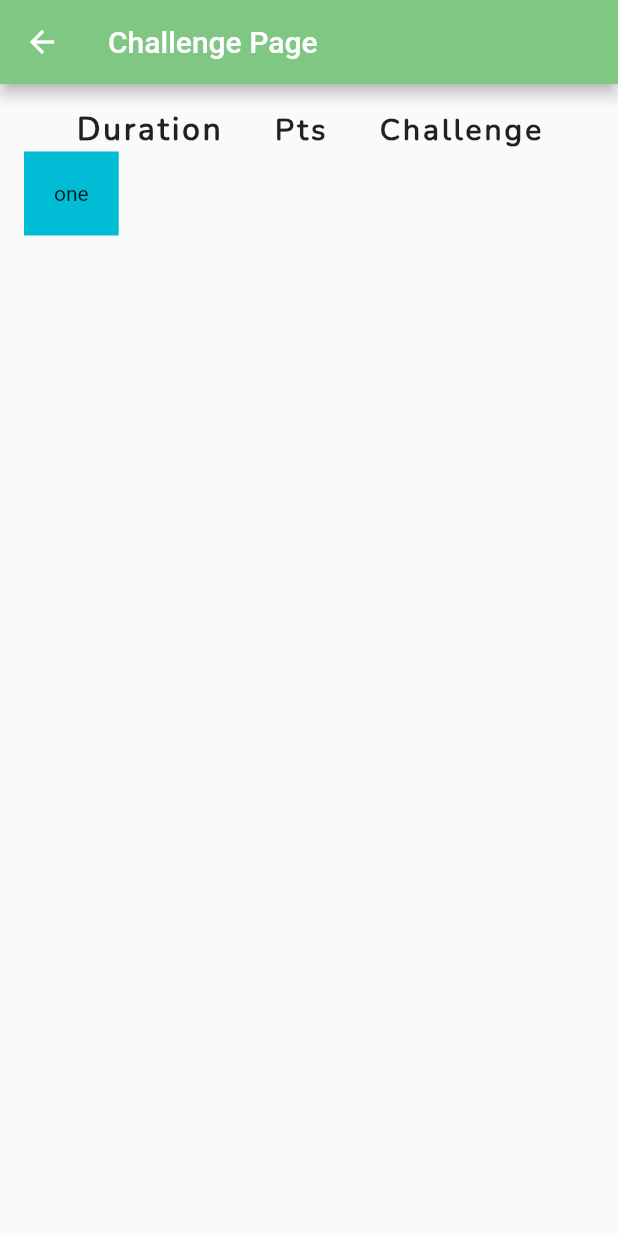
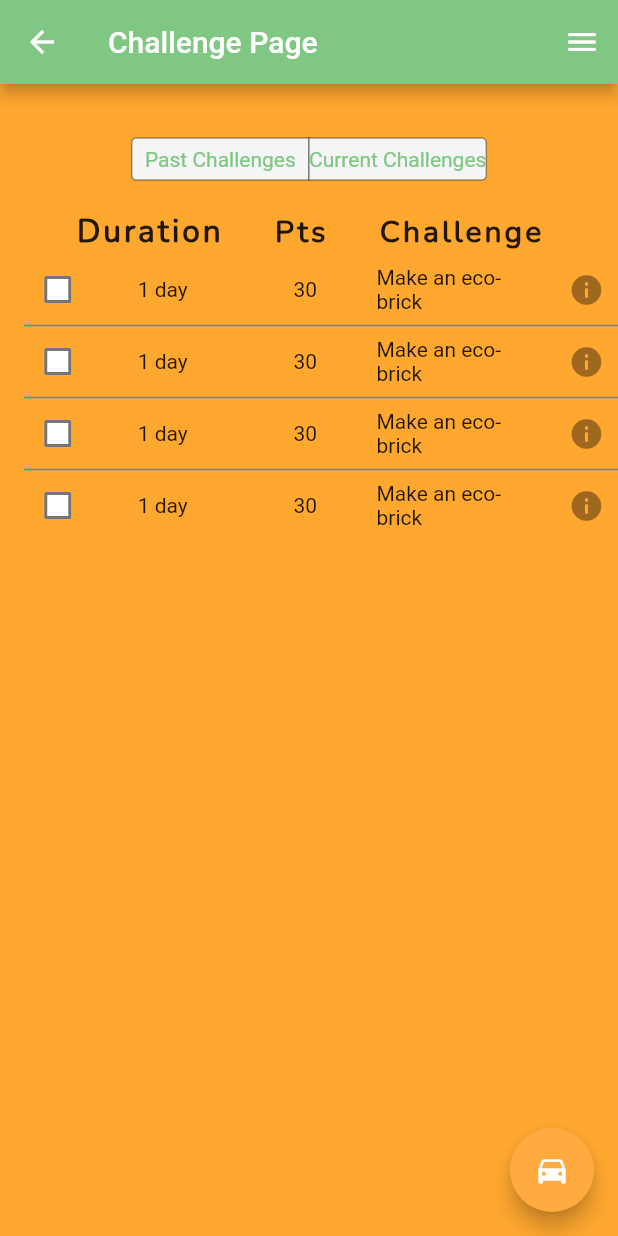
Before and after one commit to Developer-DUCS/eMission, a Flutter app: the screen it shows after launch, after a tap on "Submit", on a phone screen of 412 x 824 dp. Run offline on Flutter 3.47's test engine with Material 2 defaults, Android fonts, the phone set to English and light mode, and no system bars; our stand-ins replace flutter_svg.

Commit message:
challenge page changes

```diff
--- /dev/null
+++ b/lib/challenge_page.dart
@@ -0,0 +1,371 @@
+//
+//
+//
+
+import 'package:flutter/cupertino.dart';
+import 'package:flutter/material.dart';
+
+
+
+/* */
+class ChallengePage extends StatelessWidget {
+  const ChallengePage({super.key});
+
+  @override
+  Widget build(BuildContext context) {
+    return Scaffold(
+      appBar: AppBar(
+        title: const Text('Challenge Page'),
+        backgroundColor: Colors.green[300],
+      ),
+      endDrawer: Drawer(
+        backgroundColor: Colors.black,
+        child: ListView(
+          padding: EdgeInsets.zero,
+          children: const [
+            DrawerHeader(
+              decoration: BoxDecoration(
+                color: Colors.blue,
+              ),
+              child: Text('Drawer Header'),
+            ),
+            ListTile(
+              title: Text('Item 1'),
+              textColor: Colors.yellow,
+            ),
+          ]
+        )
+      ),
+      floatingActionButton: const FloatingActionButton(
+        shape: CircleBorder(),
+        splashColor: Colors.white,
+        backgroundColor: Colors.orangeAccent,
+        foregroundColor: Colors.white,
+        onPressed: null,
+        child: Icon(Icons.directions_car),
+      ),
+      floatingActionButtonLocation: FloatingActionButtonLocation.endFloat,
+      body: Container(
+        padding: const EdgeInsets.all(16.0),
+        color: const Color.fromRGBO(255, 168, 48, 100),
+        child:  const Column(
+          mainAxisAlignment: MainAxisAlignment.start,
+          children:<Widget> [
+            ChallengePageState(),
+            Row(
+              mainAxisAlignment: MainAxisAlignment.spaceEvenly,
+              children: [
+                Text(
+                'Duration',
+                style:TextStyle(
+                  fontSize: 21,
+                  fontWeight: FontWeight.bold,
+                  letterSpacing: 2.0,
+                  fontFamily: 'Nunito',
+                  ),
+                ),
+                Text(
+                  'Pts',
+                  style: TextStyle(
+                    fontSize: 20.0,
+                    fontWeight: FontWeight.bold,
+                    letterSpacing: 2.0,
+                    fontFamily: 'Nunito',
+                  ),
+                ),
+                Text(
+                  'Challenge',
+                  style: TextStyle(
+                    fontSize: 20.0,
+                    fontWeight: FontWeight.bold,
+                    letterSpacing: 2.0,
+                    fontFamily: 'Nunito',
+                  ),
+                )
+              ],
+            ),
+            ChallengesTable(),
+          ],
+        )
+      ),
+    );
+  }
+}
+
+
+
+/* Challenge Page Segmented Button and State Change*/
+class ChallengePageState extends StatefulWidget{
+  const ChallengePageState({super.key});
+
+  @override
+  State<ChallengePageState> createState() => _ChallengePageState();
+}
+
+class _ChallengePageState extends State<ChallengePageState> {
+  late int groupValue;
+
+  @override
+  Widget build(BuildContext context){
+    return CupertinoSegmentedControl<String>(
+      padding: const EdgeInsets.all(20.0),
+      //groupValue: groupValue,
+      selectedColor: Colors.green[300],
+      unselectedColor: Colors.grey[100],
+      borderColor: Colors.black38,
+      pressedColor: Colors.green[300],
+      children: const {
+        'Past': Text("Past Challenges"),
+        'Current': Text("Current Challenges"),
+      },
+      onValueChanged: (String value){
+        setState(() {
+          if (value == 'Past'){
+            Navigator.of(context).pop();
+            Navigator.of(context).push(MaterialPageRoute(builder: (context) => const PastChallengesPage()));
+          } else if(value == 'Current') {
+            Navigator.of(context).pop();
+            Navigator.of(context).push(MaterialPageRoute(builder: (context) => const ChallengePage()));
+          }
+        });
+      },
+    );
+  }
+}
+
+
+
+
+class PastChallengesPage extends StatelessWidget {
+  const PastChallengesPage({super.key});
+
+  @override
+  Widget build(BuildContext context) {
+    return Scaffold(
+      appBar: AppBar(
+        title: const Text('Past Challenges Page'),
+        backgroundColor: Colors.green[300],
+      ),
+      endDrawer: Drawer(
+        backgroundColor: Colors.black,
+        child: ListView(
+          padding: EdgeInsets.zero,
+          children: const [
+            DrawerHeader(
+              decoration: BoxDecoration(
+                color: Colors.blue,
+              ),
+              child: Text('Drawer Header'),
+            ),
+            ListTile(
+              title: Text('Item 1'),
+              textColor: Colors.yellow,
+            ),
+          ]
+        )
+      ),
+      floatingActionButton: const FloatingActionButton(
+        shape: CircleBorder(),
+        splashColor: Colors.white,
+        backgroundColor: Colors.orangeAccent,
+        foregroundColor: Colors.white,
+        onPressed: null,
+        child: Icon(Icons.directions_car),
+      ),
+      floatingActionButtonLocation: FloatingActionButtonLocation.endFloat,
+      body: Container(
+        padding: const EdgeInsets.all(16.0),
+        color:const Color.fromRGBO(124, 184, 22, 100),
+        child: const Column(
+          mainAxisAlignment: MainAxisAlignment.start,
+          children:<Widget> [
+            ChallengePageState(),
+            // May need to create a '_tile' class to streamline the list tile processes
+            Column(
+              children: [
+                ListTile(
+                  title: Text("something"),
+                  tileColor: Colors.black,
+                ),
+                ListTile(
+                  title: Text("something else"),
+                  tileColor: Colors.black,
+                ),
+              ],
+            ),
+          ],
+        )
+      ),
+    );
+  }
+}
+
+
+
+
+
+/* Challenge Page Checkboxes */
+class CheckboxExample extends StatefulWidget {
+  const CheckboxExample({super.key});
+
+  @override
+  State<CheckboxExample> createState() => _CheckboxExampleState();
+}
+
+class _CheckboxExampleState extends State<CheckboxExample> {
+  bool isChecked = false;
+
+  @override
+  Widget build(BuildContext context) {
+    Color getColor(Set<MaterialState> states) {
+      const Set<MaterialState> interactiveStates = <MaterialState>{
+        MaterialState.pressed,
+        MaterialState.hovered,
+        MaterialState.focused,
+      };
+      if (states.any(interactiveStates.contains)) {
+        return Colors.blue;
+      }
+      return Colors.white;
+    }
+
+    return Checkbox(
+      checkColor: Colors.lightGreen,
+      fillColor: MaterialStateProperty.resolveWith(getColor),
+      value: isChecked,
+      onChanged: (bool? value) {
+        setState(() {
+          isChecked = value!;
+        });
+      },
+    );
+  }
+}
+
+
+/* Challenge Page Table */
+class ChallengesTable extends StatelessWidget {
+  const ChallengesTable({super.key});
+
+  @override
+  Widget build(BuildContext context) {
+    return Table(
+      //border: TableBorder.all(),
+      border: const TableBorder(horizontalInside: BorderSide(width: 1, color: Colors.blue, style: BorderStyle.solid)),
+      columnWidths: const <int, TableColumnWidth>{
+        0: FixedColumnWidth(45),
+        1: FixedColumnWidth(95),
+        2: FixedColumnWidth(95),
+        3: FixedColumnWidth(95),
+        4: FixedColumnWidth(90),
+      },
+      defaultVerticalAlignment: TableCellVerticalAlignment.middle,
+      children: const <TableRow>[
+        TableRow(
+          children: <Widget>[
+            TableCell(
+              child: CheckboxExample(),
+            ),
+            TableCell(
+              child: Center(
+                child: Text('1 day')),
+            ),
+            TableCell(
+              child: Center(
+                child: Text('30')),
+            ),
+            TableCell(
+              child: Center(
+                child: Text('Make an eco-brick')),
+            ),
+            TableCell(
+              child: IconButton(
+                        icon:  Icon(Icons.info),
+                        color: Colors.grey,
+                        onPressed: null,
+              )
+            ),
+          ],
+        ),
+        TableRow(
+          children: <Widget>[
+            TableCell(
+              child: CheckboxExample(),
+            ),
+            TableCell(
+              child: Center(
+                child: Text('1 day')),
+            ),
+            TableCell(
+              child: Center(
+                child: Text('30')),
+            ),
+            TableCell(
+              child: Center(
+                child: Text('Make an eco-brick')),
+            ),
+            TableCell(
+              child: IconButton(
+                        icon:  Icon(Icons.info),
+                        color: Colors.grey,
+                        onPressed: null,
+              )
+            ),
+          ],
+        ),
+        TableRow(
+          children: <Widget>[
+            TableCell(
+              child: CheckboxExample(),
+            ),
+            TableCell(
+              child: Center(
+                child: Text('1 day')),
+            ),
+            TableCell(
+              child: Center(
+                child: Text('30')),
+            ),
+            TableCell(
+              child: Center(
+                child: Text('Make an eco-brick')),
+            ),
+            TableCell(
+              child: IconButton(
+                        icon:  Icon(Icons.info),
+                        color: Colors.grey,
+                        onPressed: null,
+              )
+            ),
+          ],
+        ),
+        TableRow(
+          children: <Widget>[
+            TableCell(
+              child: CheckboxExample(),
+            ),
+            TableCell(
+              child: Center(
+                child: Text('1 day')),
+            ),
+            TableCell(
+              child: Center(
+                child: Text('30')),
+            ),
+            TableCell(
+              child: Center(
+                child: Text('Make an eco-brick')),
+            ),
+            TableCell(
+              child: IconButton(
+                        icon:  Icon(Icons.info),
+                        color: Colors.grey,
+                        onPressed: null,
+              )
+            ),
+          ],
+        ),
+      ]
+    );
+  }
+}
--- a/lib/main.dart
+++ b/lib/main.dart
@@ -1,6 +1,11 @@
-//
+// Flutter package imports
 import 'package:flutter/material.dart';
 import 'package:flutter_svg/flutter_svg.dart';
+
+// Application Pages
+import 'challenge_page.dart';
+
+
 
 //
 void main() => runApp(const MyApp());
@@ -41,7 +46,6 @@ class MyApp extends StatelessWidget {
               ),
             ],
           )
-
         ),
       ),
     );
@@ -116,10 +120,7 @@ class  MyCustomForm extends StatelessWidget {
               backgroundColor: const Color.fromARGB(244, 244, 248, 6),
             ),
             onPressed: () {
-              Navigator.push(
-                context,
-                MaterialPageRoute(builder: (context) => const ChallengePage()),
-              );
+              Navigator.of(context).push(MaterialPageRoute(builder: (context)=>const ChallengePage()));
             },
             child: const Text('Submit')),
           ),
@@ -128,92 +129,3 @@ class  MyCustomForm extends StatelessWidget {
     );
   }
 }
-
-
-
-
-
-/* */
-class HomePage extends StatelessWidget {
-    const HomePage({super.key});
-
-  @override
-  Widget build(BuildContext context) {
-    return Scaffold(
-      appBar: AppBar(title: const Text('Home Page')),
-      body: Center(child: ElevatedButton(
-        onPressed: () {
-          Navigator.of(context).pop();
-        },
-        child: const Text('BUTTON')
-      ))
-    );
-  }
-}
-
-
-
-
-
-/* */
-class ChallengePage extends StatelessWidget {
-  const ChallengePage({super.key});
-
-  @override
-  Widget build(BuildContext context) {
-    return Scaffold(
-      appBar: AppBar(
-        title: const Text('Challenge Page'),
-        backgroundColor: Colors.green[300],
-      ),
-      body: Container(
-        padding: const EdgeInsets.all(16.0),
-        child:  Column(
-          mainAxisAlignment: MainAxisAlignment.start,
-          crossAxisAlignment: CrossAxisAlignment.start,
-          //
-          //
-          children:<Widget> [
-            const Row(
-              mainAxisAlignment: MainAxisAlignment.spaceEvenly,
-              children: [
-                Text(
-                'Duration',
-                style:TextStyle(
-                  fontSize: 21,
-                  fontWeight: FontWeight.bold,
-                  letterSpacing: 2.0,
-                  fontFamily: 'Nunito',
-                  ),
-                ),
-                Text(
-                  'Pts',
-                  style: TextStyle(
-                    fontSize: 20.0,
-                    fontWeight: FontWeight.bold,
-                    letterSpacing: 2.0,
-                    fontFamily: 'Nunito',
-                  ),
-                ),
-                Text(
-                  'Challenge',
-                  style: TextStyle(
-                    fontSize: 20.0,
-                    fontWeight: FontWeight.bold,
-                    letterSpacing: 2.0,
-                    fontFamily: 'Nunito',
-                  ),
-                )
-              ],
-            ),
-            Container(
-              padding: const EdgeInsets.all(20.0),
-              color: Colors.cyan,
-              child: const Text('one'),
-            ),
-          ],
-        )
-      ),
-    );
-  }
-}
--- a/pubspec.yaml
+++ b/pubspec.yaml
@@ -75,6 +75,9 @@ flutter:
         - asset: assets/fonts/Nunito-Regular.ttf
         - asset: assets/fonts/Nunito-Italic.ttf
           style: italic
+    - family: Sarpanch
+      fonts:
+        - asset: assets/fonts/Sarpanch-Regular.ttf
 
 
 
```
Also changed, not shown: assets/fonts/Sarpanch-Regular.ttf (added).
